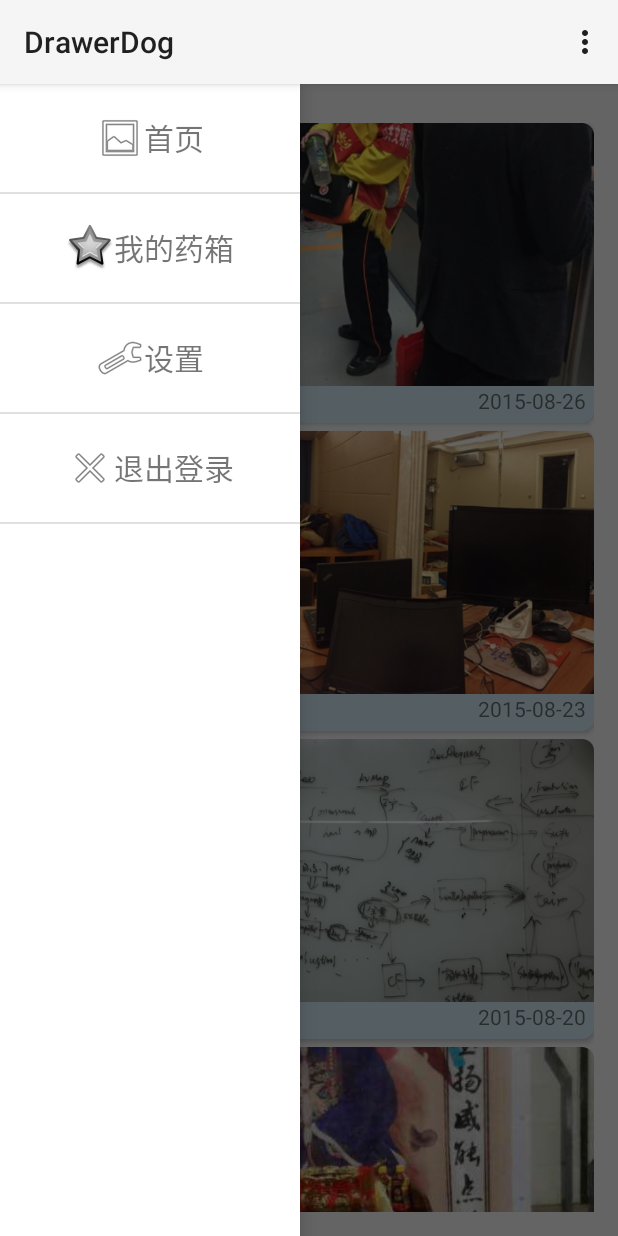
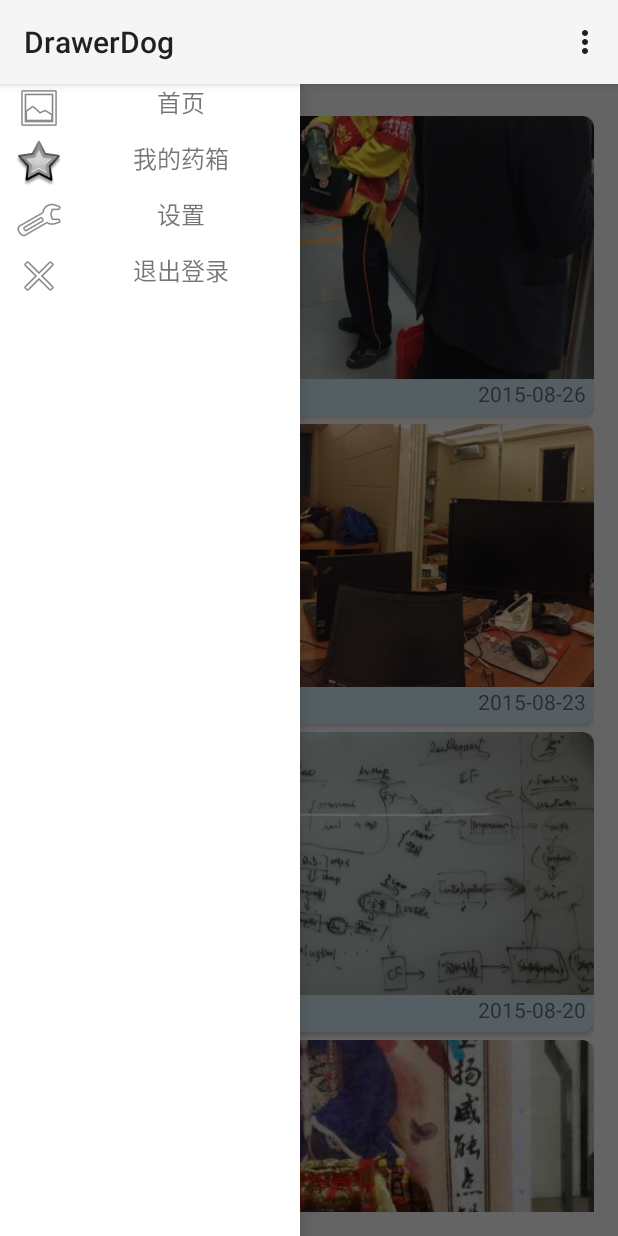
Before and after one commit to bpig/DrawerDog, an Android app: the screen it shows after launch (MainActivity), in the options menu, after a tap on "Mine", on a phone screen of 412 x 824 dp. Run offline under Robolectric (Android 15) with nearby library versions, the light colour scheme and no system bars.

Commit message:
format code, test code

```diff
--- a/app/src/main/java/bpig/drawerdog/MainActivity.java
+++ b/app/src/main/java/bpig/drawerdog/MainActivity.java
@@ -11,11 +11,11 @@ import android.view.MenuItem;
 import android.view.View;
 import android.widget.AdapterView;
 import android.widget.ListView;
-import android.widget.RelativeLayout;
 
 import java.util.ArrayList;
 import java.util.List;
 
+import bpig.drawerdog.adapter.ItemAdapter;
 import bpig.drawerdog.adapter.LeftItemAdapter;
 import bpig.drawerdog.dao.LeftMenuItem;
 
@@ -24,15 +24,19 @@ import static bpig.drawerdog.R.id.item_recycler;
 public class MainActivity extends Activity {
     private MediaCapturer mMediaCapturer;
     private DrawerLayout mMainDrawerLayout;
-    private RelativeLayout mLeftMenuLayout;
-    private List<LeftMenuItem> mLeftItemList;
+    private ListView mLeftMenu;
 
     @Override
     protected void onCreate(Bundle savedInstanceState) {
         super.onCreate(savedInstanceState);
         setContentView(R.layout.activity_main_drawer);
+        mMediaCapturer = new MediaCapturer(this);
         mMainDrawerLayout = (DrawerLayout) findViewById(R.id.act_main_drawerlayout);
-        mMediaCapturer = new MediaCapturer(this);
+        initMainLayout();
+        initLeftMenuLayout();
+    }
+
+    private void initMainLayout() {
         RecyclerView recyclerView = (RecyclerView) findViewById(item_recycler);
         LinearLayoutManager linearLayoutManager = new LinearLayoutManager(this);
         recyclerView.setLayoutManager(linearLayoutManager);
@@ -44,9 +48,20 @@ public class MainActivity extends Activity {
 
             }
         });
-        initLeftMenuLayout();
     }
 
+    private void initLeftMenuLayout() {
+        mLeftMenu = (ListView) findViewById(R.id.left_item_list);
+        List<LeftMenuItem> itemList = new ArrayList<>();
+        itemList.add(new LeftMenuItem(android.R.drawable.ic_menu_gallery, "首页"));
+        itemList.add(new LeftMenuItem(android.R.drawable.star_big_off, "我的药箱"));
+        itemList.add(new LeftMenuItem(android.R.drawable.ic_menu_manage, "设置"));
+        itemList.add(new LeftMenuItem(android.R.drawable.ic_menu_close_clear_cancel, "退出登录"));
+
+        LeftItemAdapter adapter = new LeftItemAdapter(this, itemList);
+        mLeftMenu.setAdapter(adapter);
+        mLeftMenu.setOnItemClickListener(new LeftDrawerItemClick());
+    }
 
     @Override
     public boolean onCreateOptionsMenu(Menu menu) {
@@ -63,7 +78,7 @@ public class MainActivity extends Activity {
         }
         switch (itemId) {
             case R.id.action_left_menu: {
-                mMainDrawerLayout.openDrawer(mLeftMenuLayout);
+                mMainDrawerLayout.openDrawer(mLeftMenu);
                 return true;
             }
             default: {
@@ -79,25 +94,13 @@ public class MainActivity extends Activity {
         }
     }
 
-    private void initLeftMenuLayout() {
-        mLeftMenuLayout = (RelativeLayout) findViewById(R.id.act_left_menu);
-        ListView leftItemListView = (ListView) findViewById(R.id.act_left_item_list);
-        mLeftItemList = new ArrayList<>();
-        mLeftItemList.add(new LeftMenuItem(android.R.drawable.ic_menu_gallery, "首页"));
-        mLeftItemList.add(new LeftMenuItem(android.R.drawable.star_big_off, "我的药箱"));
-        mLeftItemList.add(new LeftMenuItem(android.R.drawable.ic_menu_manage, "设置"));
-        mLeftItemList.add(new LeftMenuItem(android.R.drawable.ic_menu_close_clear_cancel, "退出登录"));
-
-        LeftItemAdapter adapter = new LeftItemAdapter(this, mLeftItemList);
-        leftItemListView.setAdapter(adapter);
-    }
 
     private class LeftDrawerItemClick implements ListView.OnItemClickListener {
         @Override
         public void onItemClick(AdapterView<?> parent, View view, int position, long id) {
             switch (position) {
                 case 0:
-                    mMainDrawerLayout.closeDrawer(mLeftMenuLayout);
+                    mMainDrawerLayout.closeDrawer(mLeftMenu);
                     break;
                 default:
                     break;
--- a/app/src/main/java/bpig/drawerdog/ItemAdapter.java
+++ b/app/src/main/java/bpig/drawerdog/adapter/ItemAdapter.java
@@ -1,4 +1,4 @@
-package bpig.drawerdog;
+package bpig.drawerdog.adapter;
 
 import android.graphics.drawable.Drawable;
 import android.support.v7.widget.CardView;
@@ -8,6 +8,9 @@ import android.view.View;
 import android.view.ViewGroup;
 import android.widget.ImageView;
 import android.widget.TextView;
+
+import bpig.drawerdog.Item;
+import bpig.drawerdog.R;
 
 /**
  * Created: shuai.li(286287737@qq.com)
--- a/app/src/main/res/layout/activity_main.xml
+++ b/app/src/main/res/layout/activity_main.xml
@@ -1,4 +1,4 @@
-<RelativeLayout xmlns:android="http://schemas.android.com/apk/res/android"
+<FrameLayout xmlns:android="http://schemas.android.com/apk/res/android"
     xmlns:tools="http://schemas.android.com/tools"
     android:layout_width="match_parent"
     android:layout_height="match_parent"
@@ -18,6 +18,6 @@
         android:id="@+id/item_recycler"
         android:layout_width="match_parent"
         android:layout_height="wrap_content"
-        android:layout_marginTop="10dp"
+        android:layout_marginTop="5dp"
         android:scrollbars="vertical" />
-</RelativeLayout>
+</FrameLayout>
--- a/app/src/main/res/layout/activity_main_drawer.xml
+++ b/app/src/main/res/layout/activity_main_drawer.xml
@@ -1,28 +1,21 @@
 <?xml version="1.0" encoding="utf-8"?>
 <android.support.v4.widget.DrawerLayout xmlns:android="http://schemas.android.com/apk/res/android"
-    android:layout_width="match_parent" android:layout_height="match_parent"
-    android:id="@+id/act_main_drawerlayout">
+    android:id="@+id/act_main_drawerlayout"
+    android:layout_width="match_parent"
+    android:layout_height="match_parent">
 
-    <RelativeLayout
-        android:id="@+id/act_left_menu"
+
+    <ListView
+        android:id="@+id/left_item_list"
+        android:layout_gravity="start"
         android:layout_width="200dp"
         android:layout_height="match_parent"
-        android:layout_gravity="left"
-        android:background="@android:color/white">
-        <ListView
-            android:id="@+id/act_left_item_list"
-            android:layout_width="match_parent"
-            android:layout_height="match_parent">
-        </ListView>
-    </RelativeLayout>
+        android:choiceMode="singleChoice"
+        android:background="#ffffff"
+        android:divider="@android:color/transparent"
+        android:dividerHeight="5dp" />
 
-   <include layout="@layout/activity_main"></include>
+    <include layout="@layout/activity_main" />
 
-    <RelativeLayout
-        android:layout_width="200dp"
-        android:layout_height="match_parent"
-        android:layout_gravity="right"
-        android:background="@android:color/white">
-    </RelativeLayout>
 
 </android.support.v4.widget.DrawerLayout>
--- a/app/src/main/res/layout/item_card.xml
+++ b/app/src/main/res/layout/item_card.xml
@@ -12,7 +12,7 @@
         android:layout_height="match_parent"
         android:orientation="vertical">
 
-        <ImageView
+    <ImageView
             android:id="@+id/item_image"
             android:layout_width="match_parent"
             android:layout_height="0dp"
--- a/app/src/main/res/layout/item_left_menu.xml
+++ b/app/src/main/res/layout/item_left_menu.xml
@@ -1,19 +1,24 @@
 <?xml version="1.0" encoding="utf-8"?>
-<LinearLayout xmlns:android="http://schemas.android.com/apk/res/android"
-    android:layout_width="match_parent" android:layout_height="match_parent"
-    android:orientation="horizontal" android:paddingTop="20dp"
-    android:paddingBottom="20dp" android:gravity="center">
+
+<LinearLayout
+    xmlns:android="http://schemas.android.com/apk/res/android"
+    android:id="@+id/item_left_menu"
+    android:layout_height="match_parent"
+    android:layout_width="match_parent">
 
     <ImageView
+        android:gravity="center"
         android:id="@+id/left_item_icon"
+        android:layout_height="wrap_content"
         android:layout_width="wrap_content"
+        android:paddingStart="10dp"
+        android:src="@android:drawable/ic_dialog_info" />
+
+    <TextView
+        android:gravity="center|bottom"
+        android:id="@+id/left_item_name"
         android:layout_height="wrap_content"
-        android:src="@android:drawable/ic_dialog_info"/>
-    <TextView
-        android:id="@+id/left_item_name"
-        android:layout_width="wrap_content"
-        android:layout_height="wrap_content"
+        android:layout_width="match_parent"
         android:text=""
-        android:textSize="20sp"/>
-
+        android:textSize="16sp" />
 </LinearLayout>
```
